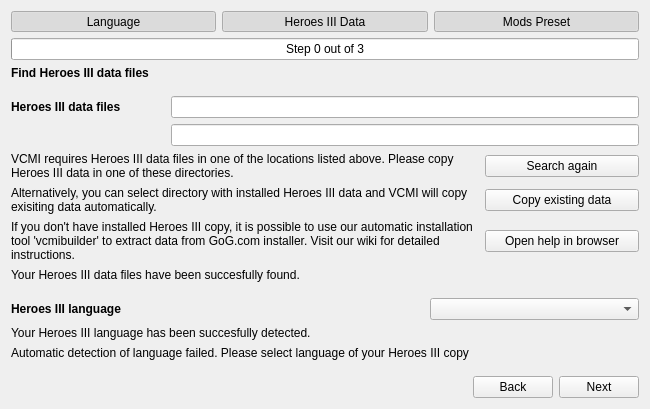
Qt form launcher/firstLaunch/firstlaunch_moc.ui (vcmi/vcmi) before a commit.
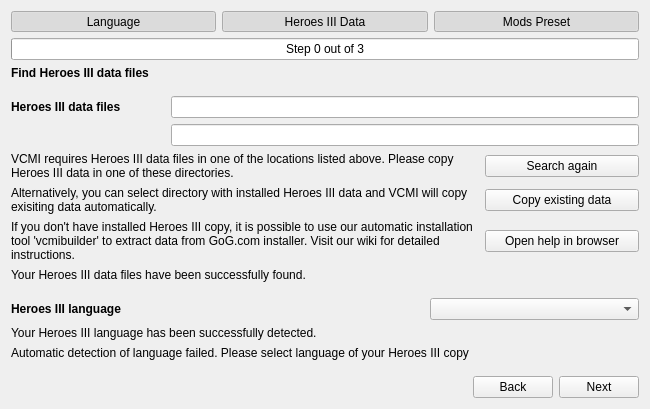
The same form after that commit. The open tabs and pages were chosen to show the change.

Diff of the .ui file:
```diff
--- a/launcher/firstLaunch/firstlaunch_moc.ui
+++ b/launcher/firstLaunch/firstlaunch_moc.ui
@@ -381,7 +381,7 @@
             </sizepolicy>
            </property>
            <property name="text">
-            <string>Your Heroes III data files have been succesfully found.</string>
+            <string>Your Heroes III data files have been successfully found.</string>
            </property>
            <property name="wordWrap">
             <bool>true</bool>
@@ -411,7 +411,7 @@
          <item row="1" column="0" colspan="2">
           <widget class="QLabel" name="labelDataSuccess">
            <property name="text">
-            <string>Your Heroes III language has been succesfully detected.</string>
+            <string>Your Heroes III language has been successfully detected.</string>
            </property>
            <property name="wordWrap">
             <bool>true</bool>
```
Left out of the diff: 4 changed lines with no effect on the pictures.
